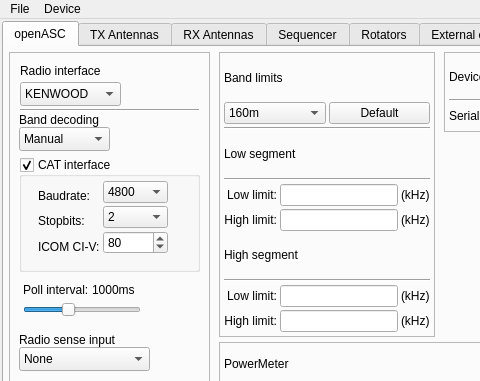
The window that c/openASC_Configurator/ui/mainwindow.ui (thegeek82000/openasc) describes before a commit, drawn with Qt 5; both pictures show x 0 to 480 and y 0 to 381 of the 654 by 639 pixel window.
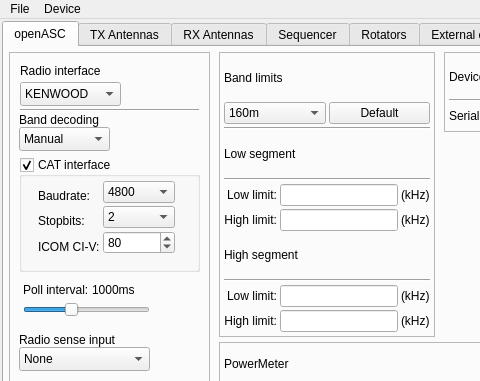
The same window after the commit.

Patch:
```diff
--- a/c/openASC_Configurator/ui/mainwindow.ui
+++ b/c/openASC_Configurator/ui/mainwindow.ui
@@ -161,8 +161,8 @@
           <rect>
            <x>10</x>
            <y>60</y>
-           <width>90</width>
-           <height>15</height>
+           <width>106</width>
+           <height>16</height>
           </rect>
          </property>
          <property name="text">
@@ -189,7 +189,7 @@
            <rect>
             <x>15</x>
             <y>20</y>
-            <width>138</width>
+            <width>145</width>
             <height>87</height>
            </rect>
           </property>
@@ -377,7 +377,7 @@
           <rect>
            <x>10</x>
            <y>225</y>
-           <width>126</width>
+           <width>135</width>
            <height>44</height>
           </rect>
          </property>
```
Left out of the diff: 8 changed lines with no effect on the pictures.
